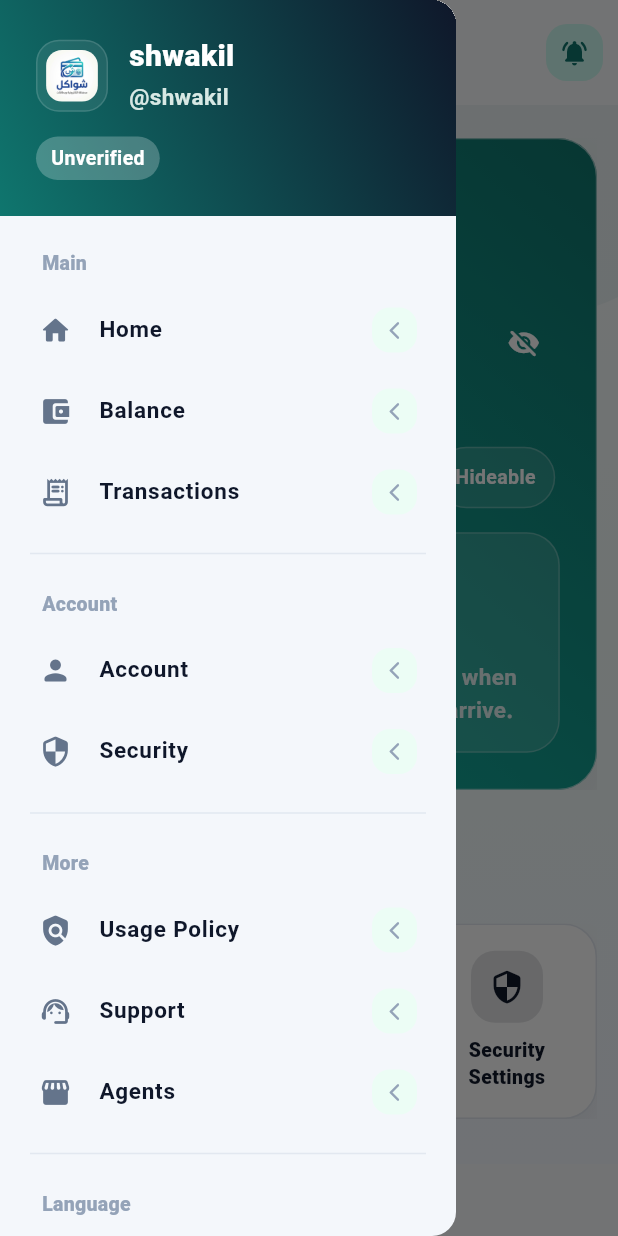
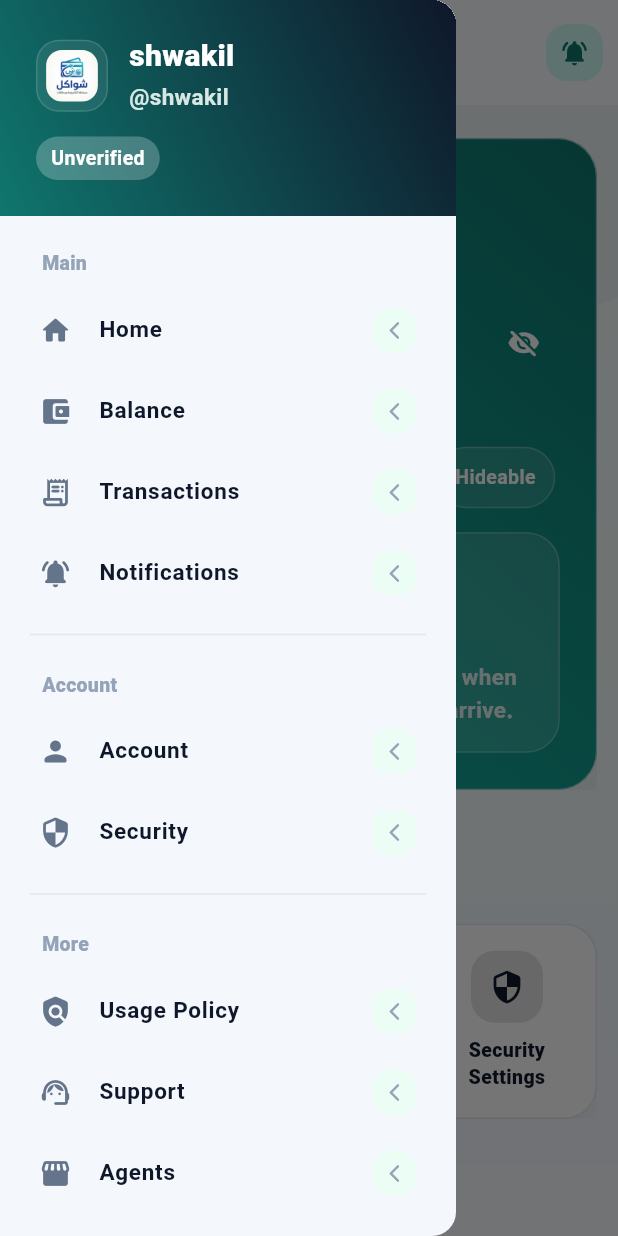
Before and after one commit to alkmal/shwakil-flutter, a Flutter app: the HomeScreen screen opened directly, with the side drawer open, on a phone screen of 412 x 824 dp. Run offline on Flutter 3.47's test engine with Material 3 defaults, Android fonts, the phone set to English and light mode, and no system bars; our stand-ins replace file_picker, firebase_core, firebase_messaging, flutter_local_notifications, flutter_secure_storage, geolocator and 6 more; missing offline and left inert: barcode, cryptography, file_saver, mobile_scanner; accounts and stored records are empty; network calls fail.

Commit message:
Fix notifications navigation and home layout

```diff
--- a/lib/localization/app_strings_ar.dart
+++ b/lib/localization/app_strings_ar.dart
@@ -2188,6 +2188,7 @@
   'widgets_app_sidebar.041': 'التسويق بالعمولة',
   'widgets_app_sidebar.042': 'طلبات التسجيل',
   'widgets_app_sidebar.043': 'إرسال الإشعارات',
+  'widgets_app_sidebar.044': 'الإشعارات',
   'screens_admin_notifications_screen.001': 'تعذر تحميل الإشعارات',
   'screens_admin_notifications_screen.002': 'إرسال الإشعارات',
   'screens_admin_notifications_screen.003': 'إشعار جديد',
--- a/lib/localization/app_strings_en.dart
+++ b/lib/localization/app_strings_en.dart
@@ -2265,6 +2265,7 @@
   'widgets_app_sidebar.041': 'Affiliate marketing',
   'widgets_app_sidebar.042': 'Registration requests',
   'widgets_app_sidebar.043': 'Send notifications',
+  'widgets_app_sidebar.044': 'Notifications',
   'screens_admin_notifications_screen.001': 'Could not load notifications',
   'screens_admin_notifications_screen.002': 'Send notifications',
   'screens_admin_notifications_screen.003': 'New notification',
--- a/lib/screens/home_screen.dart
+++ b/lib/screens/home_screen.dart
@@ -1000,6 +1000,7 @@
             constraints: const BoxConstraints(minHeight: 148),
             child: isCompact
                 ? Column(
+                    mainAxisSize: MainAxisSize.min,
                     crossAxisAlignment: CrossAxisAlignment.start,
                     children: [
                       Row(
@@ -1010,7 +1011,6 @@
                           Expanded(child: textBlock),
                         ],
                       ),
-                      const Spacer(),
                       const SizedBox(height: 16),
                       SizedBox(width: double.infinity, child: cta),
                     ],
--- a/lib/widgets/app_sidebar.dart
+++ b/lib/widgets/app_sidebar.dart
@@ -70,6 +70,7 @@
     final canViewQuickTransfer = permissions.canOpenQuickTransfer;
     final canViewContact = permissions.canViewContact;
     final canViewLocations = permissions.canViewLocations;
+    final canViewNotifications = permissions.canViewTransactions || canViewBalance;
     final canViewUsagePolicy = permissions.canViewUsagePolicy;
     final canViewSecuritySettings = permissions.canViewSecuritySettings;
     final canViewSubUsers = permissions.canViewSubUsers;
@@ -190,6 +191,13 @@
                         icon: Icons.receipt_long_rounded,
                         title: l.tr('widgets_app_sidebar.005'),
                         routeName: '/transactions',
+                      ),
+                    if (canViewNotifications)
+                      _buildItem(
+                        context,
+                        icon: Icons.notifications_active_rounded,
+                        title: l.tr('widgets_app_sidebar.044'),
+                        routeName: '/notifications',
                       ),
                     if (canViewInventory && canIssueCards)
                       _buildItem(
```
Also changed, not shown: lib/widgets/app_top_actions.dart (+29 -5 lines).
